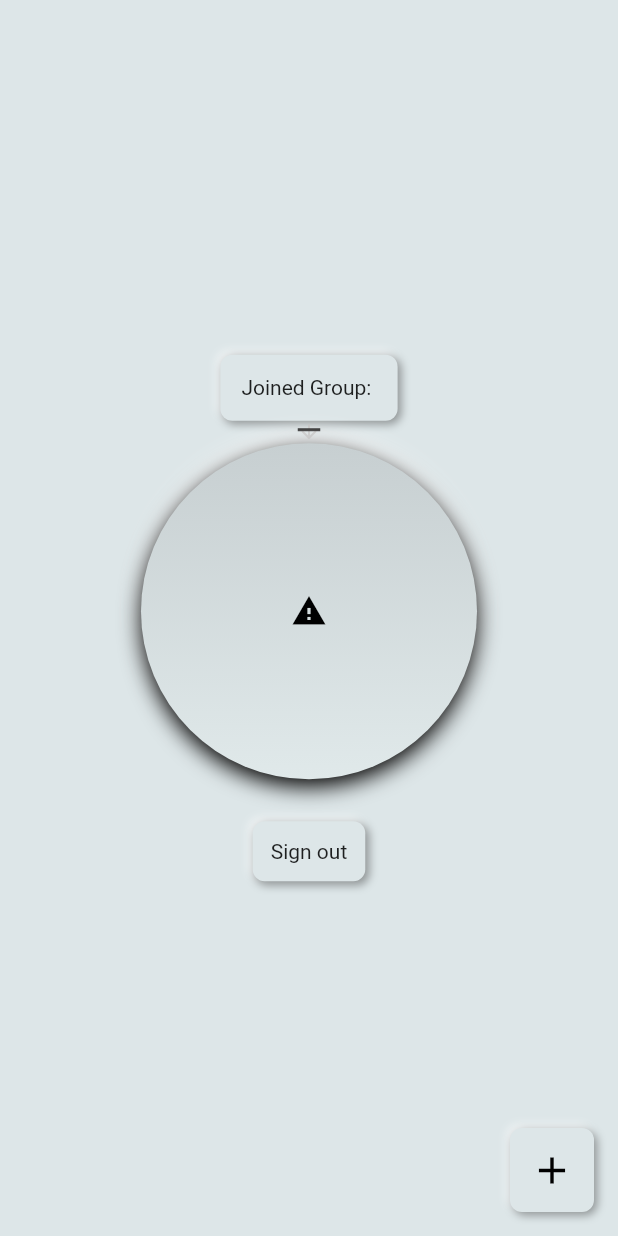
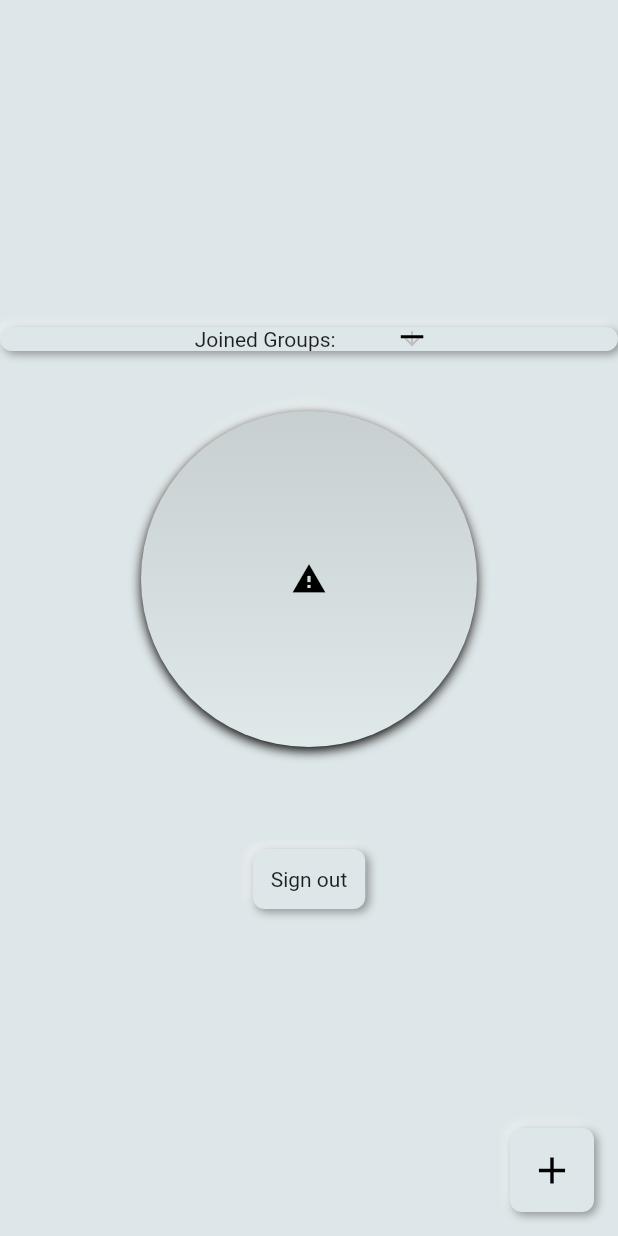
Before and after one commit to AhmedTitef/github_issue_browser, a Flutter app: the screen it shows once a user with an empty profile is signed in, on a phone screen of 412 x 824 dp. Run offline on Flutter 3.47's test engine with Material 2 defaults, Android fonts, the phone set to English and light mode, and no system bars; drawn by our look-alikes of flutter_neumorphic; our stand-ins replace audioplayers, cloud_firestore, firebase_auth, firebase_core, firebase_messaging, random_string; accounts and stored records are empty.

Commit message:
some modification to the alert dialog and theme

```diff
--- a/lib/screens/main_screen.dart
+++ b/lib/screens/main_screen.dart
@@ -21,11 +21,14 @@ class MainScreen extends StatefulWidget {
 }
 
 class _MainScreenState extends State<MainScreen> {
-
-  DropdownMenuItem dropdownValue = DropdownMenuItem(child: Text("No Rooms"), value: null,);
+  DropdownMenuItem dropdownValue = DropdownMenuItem(
+    child: Text("No Rooms"),
+    value: null,
+  );
   var errorMessage = "";
   final FirebaseMessaging _fcm = FirebaseMessaging();
   StreamSubscription iosSubscription;
+
   void getInviteCode() {}
 
   playLocal() async {
@@ -33,7 +36,8 @@ class _MainScreenState extends State<MainScreen> {
     // int result = await audioPlayer.play(localPath, isLocal: true);
   }
 
-  static Future<dynamic> myBackgroundMessageHandler(Map<String, dynamic> message) async {
+  static Future<dynamic> myBackgroundMessageHandler(
+      Map<String, dynamic> message) async {
     if (message.containsKey('data')) {
       // Handle data message
       final dynamic data = message['data'];
@@ -46,6 +50,7 @@ class _MainScreenState extends State<MainScreen> {
 
     // Or do other work.
   }
+
   AudioCache audioCache = AudioCache();
 
   @override
@@ -64,27 +69,27 @@ class _MainScreenState extends State<MainScreen> {
         audioCache.play("test1.mp3");
         showDialog(
           context: context,
-          builder: (context) => AlertDialog(
-            content: ListTile(
-              title: Text(message['notification']['title']),
-              subtitle: Text(message['notification']['body']),
-            ),
+          builder: (context) {
+            return AlertDialog(
+              title: Text("COPS AROUND!!"),
+              content: Text("SLOW DOWN MAN!!"),
               actions: <Widget>[
                 FlatButton(
                   child: Text('OK'),
-                onPressed: (){
+                  onPressed: () {
                     audioCache.clear("test1.mp3");
                     Navigator.of(context).pop();
                   },
                 ),
               ],
-          ),
             );
           },
-      onBackgroundMessage: myBackgroundMessageHandler,
+        );
+      },
+      onBackgroundMessage:
+          Platform.isAndroid ? myBackgroundMessageHandler : null,
       onLaunch: (Map<String, dynamic> message) async {
         print("onLaunch: $message");
-
 
         // TODO optional
       },
@@ -95,10 +100,11 @@ class _MainScreenState extends State<MainScreen> {
     );
     super.initState();
   }
+
   @override
   Widget build(BuildContext context) {
     return NeumorphicApp(
-
+      themeMode: ThemeMode.light,
       home: Scaffold(
         floatingActionButton: NeumorphicFloatingActionButton(
           child: Icon(Icons.add, size: 30),
@@ -106,17 +112,16 @@ class _MainScreenState extends State<MainScreen> {
             _settingModalBottomSheet(context);
           },
         ),
-        backgroundColor: NeumorphicTheme.baseColor(context),
         body: Center(
           child: Column(
             mainAxisSize: MainAxisSize.min,
             children: <Widget>[
               Neumorphic(
-                padding: EdgeInsets.all(14),
-                style: NeumorphicStyle(),
-                child: Text("Joined Group: "),
-              ),
-
+                child: Row(
+                  mainAxisAlignment: MainAxisAlignment.center,
+                  children: [
+                    Text("Joined Groups: "),
+                    SizedBox(width: 40,),
                     StreamBuilder(
                       stream: FirebaseFirestore.instance
                           .collection("users")
@@ -145,31 +150,24 @@ class _MainScreenState extends State<MainScreen> {
                               height: 2,
                               color: Colors.black,
                             ),
-
-
-
                             onChanged: (newValue) {
                               var oldvalue;
                               print("new valueeeeeeeeeeeeeeee::: " + newValue);
                               setState(() {
-
-
                                 _fcm.unsubscribeFromTopic(dropdownValue.value);
-
 
 //                          dropdownValue = newValue;
                                 var item = DropdownMenuItem(
-                            child: Text(newValue),value: newValue,
+                                  child: Text(newValue),
+                                  value: newValue,
                                 );
                                 dropdownValue = item;
-                          if (dropdownValue.value != null){
+                                if (dropdownValue.value != null) {
                                   _fcm.subscribeToTopic(dropdownValue.value);
                                   oldvalue = dropdownValue;
-                          }else{
+                                } else {
                                   errorMessage = "Please Choose or Join a Room";
                                 }
-
-
                               });
                             },
                             items: roomsList,
@@ -179,6 +177,9 @@ class _MainScreenState extends State<MainScreen> {
                         }
                       },
                     ),
+                  ],
+                ),
+              ),
 
 //              Neumorphic(
 //                child: FlatButton(child: Text("Join"), onPressed: (){
@@ -186,19 +187,19 @@ class _MainScreenState extends State<MainScreen> {
 //                },),
 //
 //              ),
+
+              SizedBox(height: 40,),
               NeumorphicButton(
                 pressed: null,
                 provideHapticFeedback: true,
                 onPressed: () {
-
-
 //                  _signInAnonymously();
 
-                if (dropdownValue.value ==null ){
+                  if (dropdownValue.value == null) {
                     setState(() {
                       errorMessage = "Please Join a room first";
                     });
-                }else{
+                  } else {
                     print("pressed");
                     FirebaseFirestore.instance
                         .collection("rooms")
@@ -218,21 +219,20 @@ class _MainScreenState extends State<MainScreen> {
                             .collection(dropdownValue.value)
                             .doc()
                             .set({
-                        "roomName" : dropdownValue.value,
-                        "myUid" : FirebaseAuth.instance.currentUser.uid,
+                          "roomName": dropdownValue.value,
+                          "myUid": FirebaseAuth.instance.currentUser.uid,
                         });
-
                       } else {
                         setState(() {
                           errorMessage = "Please Join a room first";
                         });
                       }
                     });
-                }},
+                  }
+                },
                 style: NeumorphicStyle(
-
                   intensity: 15,
-                  depth: 10,
+                  depth: 5,
                   lightSource: LightSource.top,
                   shape: NeumorphicShape.concave,
                   boxShape: NeumorphicBoxShape.circle(),
@@ -242,6 +242,7 @@ class _MainScreenState extends State<MainScreen> {
                   Icons.warning,
                 ),
               ),
+              SizedBox(height: 40,),
               Text(errorMessage),
               NeumorphicButton(
                   margin: EdgeInsets.only(top: 12),
```
Also changed, not shown: 3 other files. Lines whose indentation alone changed are shown as unchanged.
